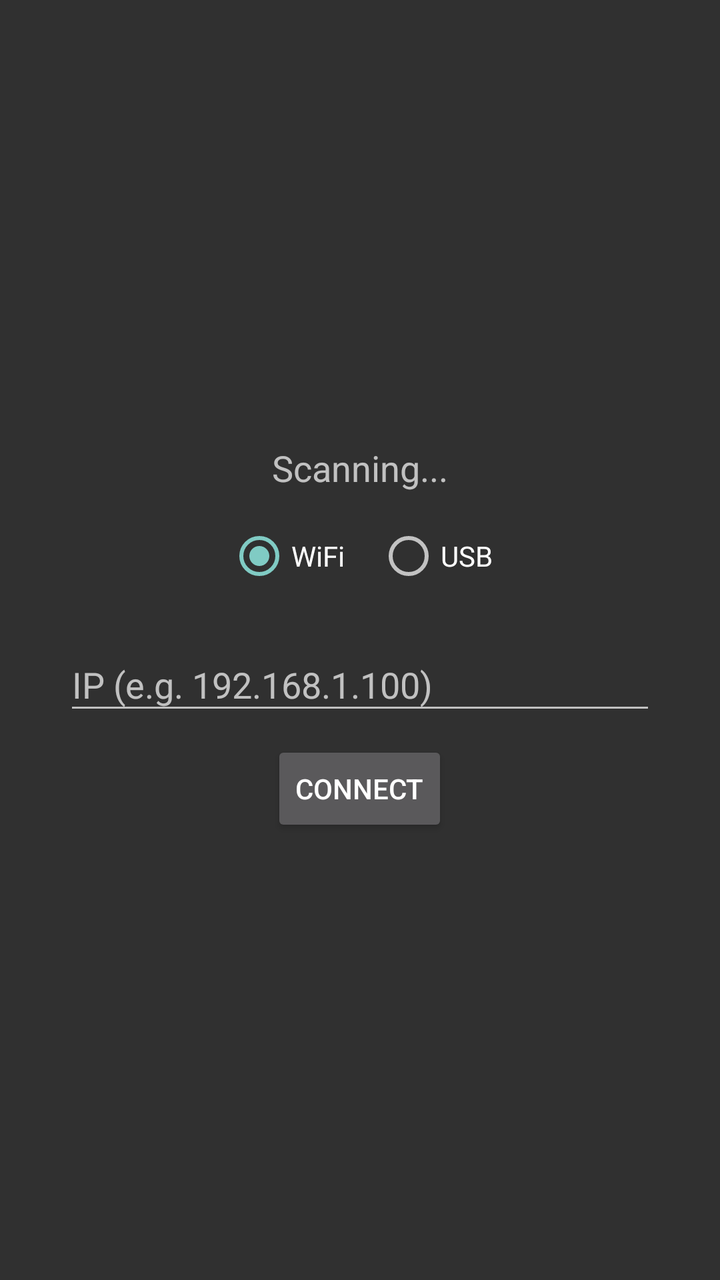
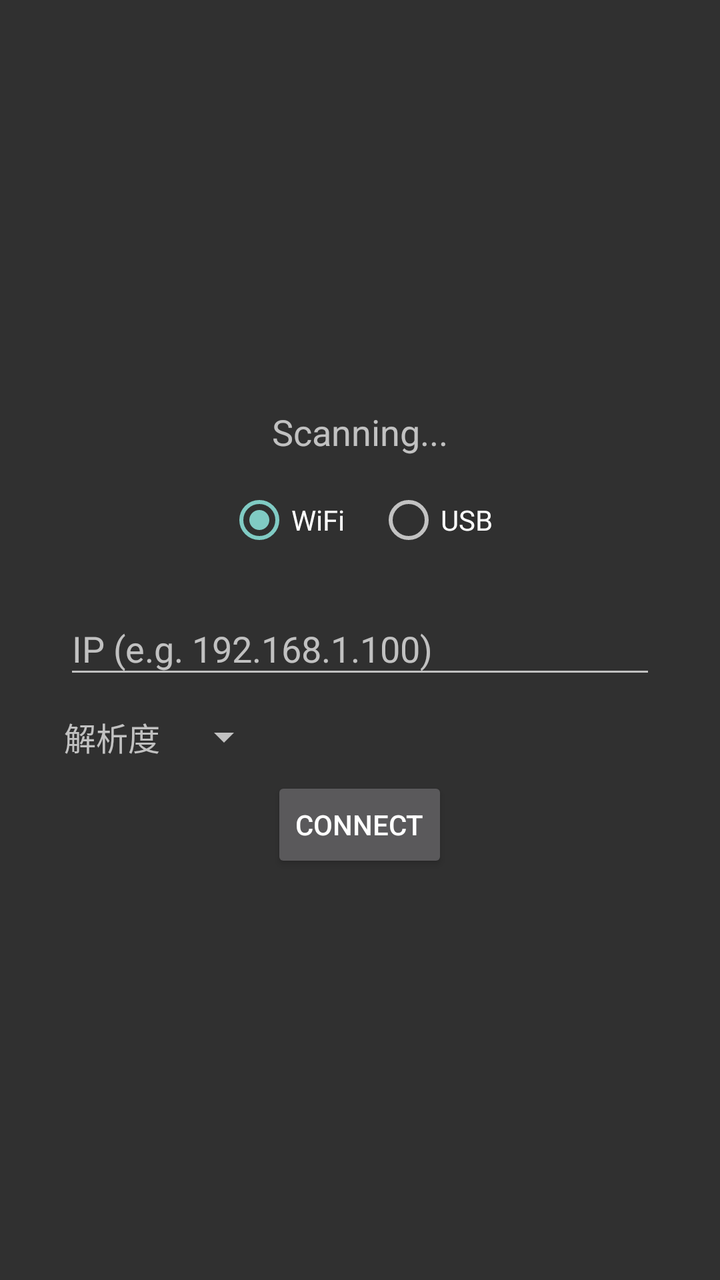

Screens rendered from an Android XML layout before and after an edit, with the pre-edit source and the edit as a unified diff.
<!-- AndroidManifest.xml: application theme Theme.AppCompat.NoActionBar -->
<!-- res/layout/activity_main.xml -->
<?xml version="1.0" encoding="utf-8"?>
<LinearLayout xmlns:android="http://schemas.android.com/apk/res/android"
    android:layout_width="match_parent"
    android:layout_height="match_parent"
    android:orientation="vertical"
    android:gravity="center"
    android:padding="32dp">

    <TextView
        android:id="@+id/statusText"
        android:layout_width="wrap_content"
        android:layout_height="wrap_content"
        android:text="Scanning..."
        android:textSize="18sp" />

    <RadioGroup
        android:id="@+id/connectionMode"
        android:layout_width="wrap_content"
        android:layout_height="wrap_content"
        android:orientation="horizontal"
        android:layout_marginTop="16dp">

        <RadioButton
            android:id="@+id/modeWifi"
            android:layout_width="wrap_content"
            android:layout_height="wrap_content"
            android:text="WiFi"
            android:checked="true" />

        <RadioButton
            android:id="@+id/modeUsb"
            android:layout_width="wrap_content"
            android:layout_height="wrap_content"
            android:text="USB"
            android:layout_marginStart="16dp" />
    </RadioGroup>

    <com.google.android.material.textfield.TextInputLayout
        android:id="@+id/ipInputLayout"
        android:layout_width="match_parent"
        android:layout_height="wrap_content"
        android:layout_marginTop="16dp">

        <com.google.android.material.textfield.TextInputEditText
            android:id="@+id/manualIpInput"
            android:layout_width="match_parent"
            android:layout_height="wrap_content"
            android:hint="IP (e.g. 192.168.1.100)" />
    </com.google.android.material.textfield.TextInputLayout>

    <Button
        android:id="@+id/connectButton"
        android:layout_width="wrap_content"
        android:layout_height="wrap_content"
        android:layout_marginTop="8dp"
        android:text="Connect" />
</LinearLayout>
<!-- resources referenced by this layout -->
<resources>

</resources>

<!-- the commit's change to res/layout/activity_main.xml (unified diff, before → after) -->
@@ -48,6 +48,26 @@
             android:hint="IP (e.g. 192.168.1.100)" />
     </com.google.android.material.textfield.TextInputLayout>
 
+    <LinearLayout
+        android:layout_width="match_parent"
+        android:layout_height="wrap_content"
+        android:orientation="horizontal"
+        android:gravity="center_vertical"
+        android:layout_marginTop="12dp">
+
+        <TextView
+            android:layout_width="wrap_content"
+            android:layout_height="wrap_content"
+            android:text="@string/resolution_label"
+            android:textSize="16sp" />
+
+        <Spinner
+            android:id="@+id/resolutionSpinner"
+            android:layout_width="wrap_content"
+            android:layout_height="wrap_content"
+            android:layout_marginStart="8dp" />
+    </LinearLayout>
+
     <Button
         android:id="@+id/connectButton"
         android:layout_width="wrap_content"
<!-- resource entries referenced after the edit -->
@@ -1,5 +1,5 @@
 <!-- resources referenced by this layout -->
 <resources>
-
+  <string name="resolution_label">解析度</string>
 </resources>
 
